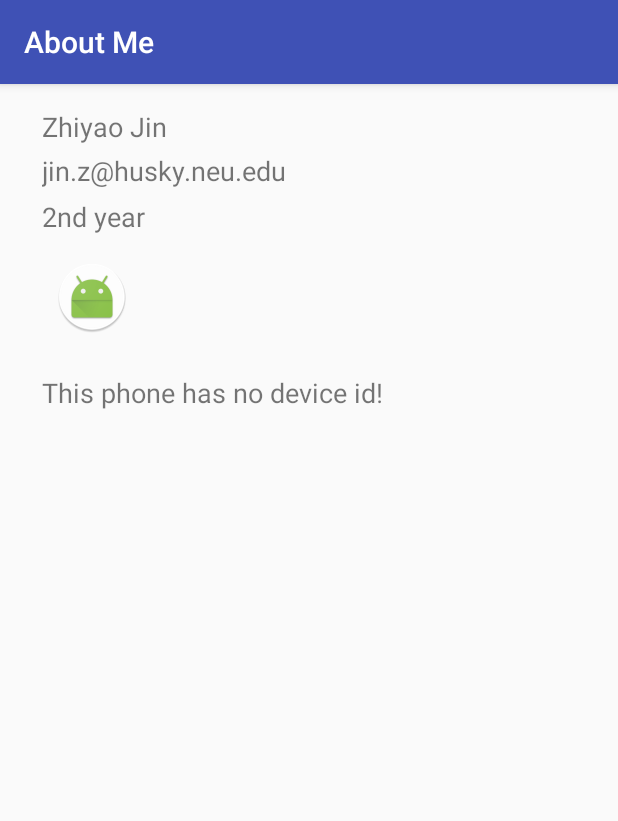
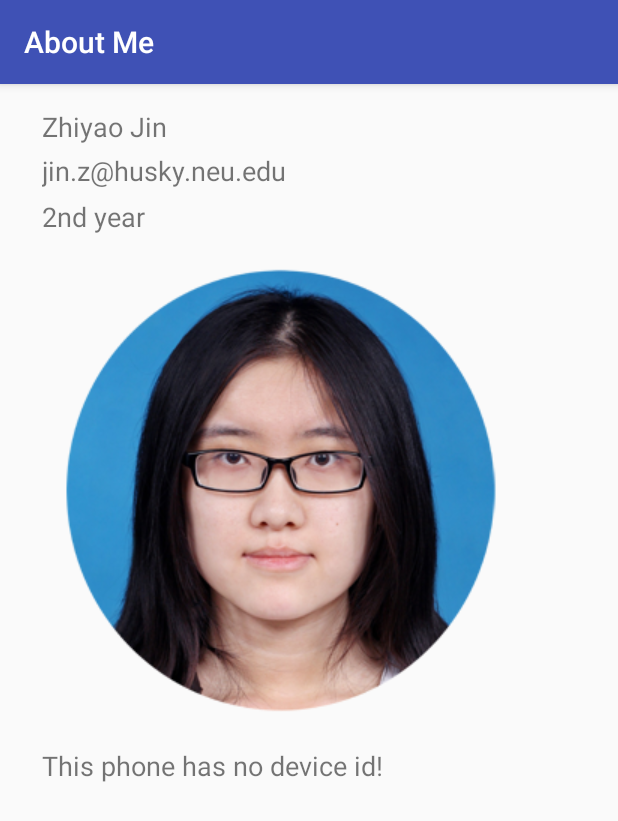
Before and after one commit to allisonjin/NUMAD17Fall_ZhiyaoJin, an Android app: the DisplayAboutActivity screen opened directly, with no data from a screen before it, on a phone screen of 412 x 824 dp. Shown: the top 821 px of the screen. Run offline under Robolectric (Android 15) with nearby library versions, the phone set to English and light mode, and no system bars.

Commit message:
add my pic and new icon

```diff
--- a/app/src/main/res/layout/activity_display_about.xml
+++ b/app/src/main/res/layout/activity_display_about.xml
@@ -52,7 +52,7 @@
         android:id="@+id/imageView"
         android:layout_width="wrap_content"
         android:layout_height="wrap_content"
-        app:srcCompat="@mipmap/ic_launcher_round"
+        app:srcCompat="@drawable/my_pic"
         tools:layout_constraintTop_creator="1"
         android:layout_marginStart="9dp"
         android:layout_marginTop="17dp"
@@ -65,9 +65,9 @@
         android:id="@+id/about_imei"
         android:layout_width="wrap_content"
         android:layout_height="wrap_content"
-        android:layout_marginLeft="28dp"
+        android:layout_marginLeft="37dp"
         android:layout_marginStart="28dp"
-        android:layout_marginTop="193dp"
+        android:layout_marginTop="442dp"
         android:textSize="18sp"
         app:layout_constraintLeft_toLeftOf="parent"
         app:layout_constraintTop_toTopOf="parent"
```
Also changed, not shown: app/src/main/res/drawable/my_pic.png (added), app/src/main/res/mipmap-hdpi/ic_launcher.png, app/src/main/res/mipmap-hdpi/ic_launcher_round.png, app/src/main/res/mipmap-mdpi/ic_launcher.png, app/src/main/res/mipmap-mdpi/ic_launcher_round.png, app/src/main/res/mipmap-xhdpi/ic_launcher.png, app/src/main/res/mipmap-xhdpi/ic_launcher_round.png, app/src/main/res/mipmap-xxhdpi/ic_launcher.png, app/src/main/res/mipmap-xxhdpi/ic_launcher_round.png, app/src/main/res/mipmap-xxxhdpi/ic_launcher.png, app/src/main/res/mipmap-xxxhdpi/ic_launcher_round.png.
